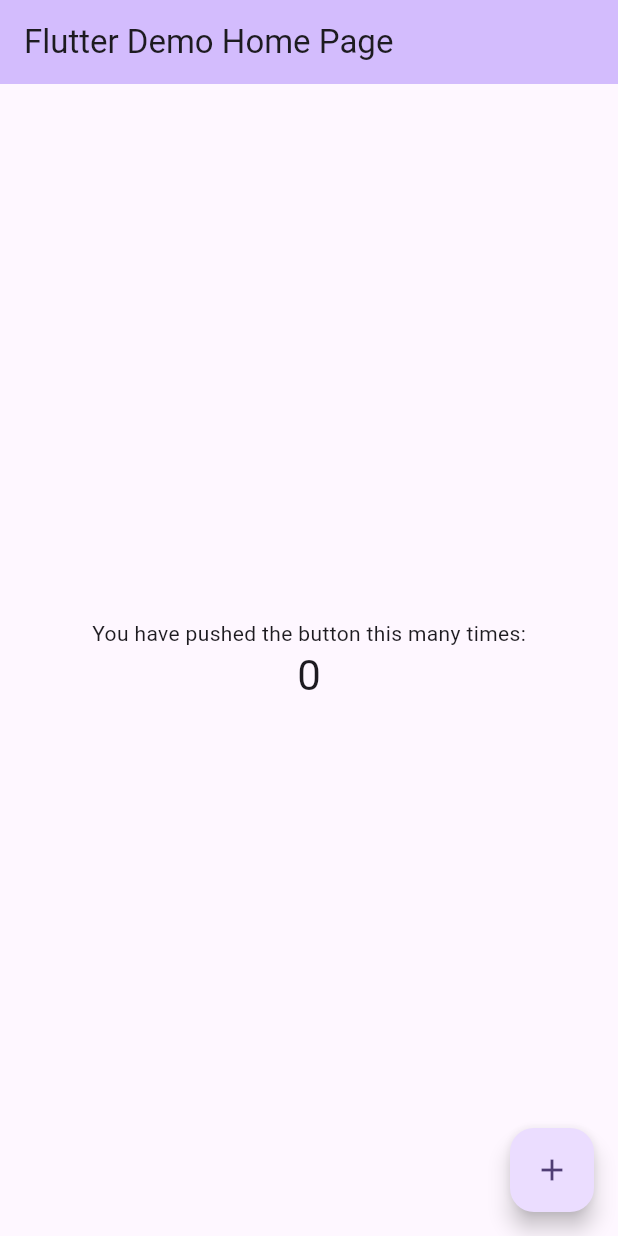
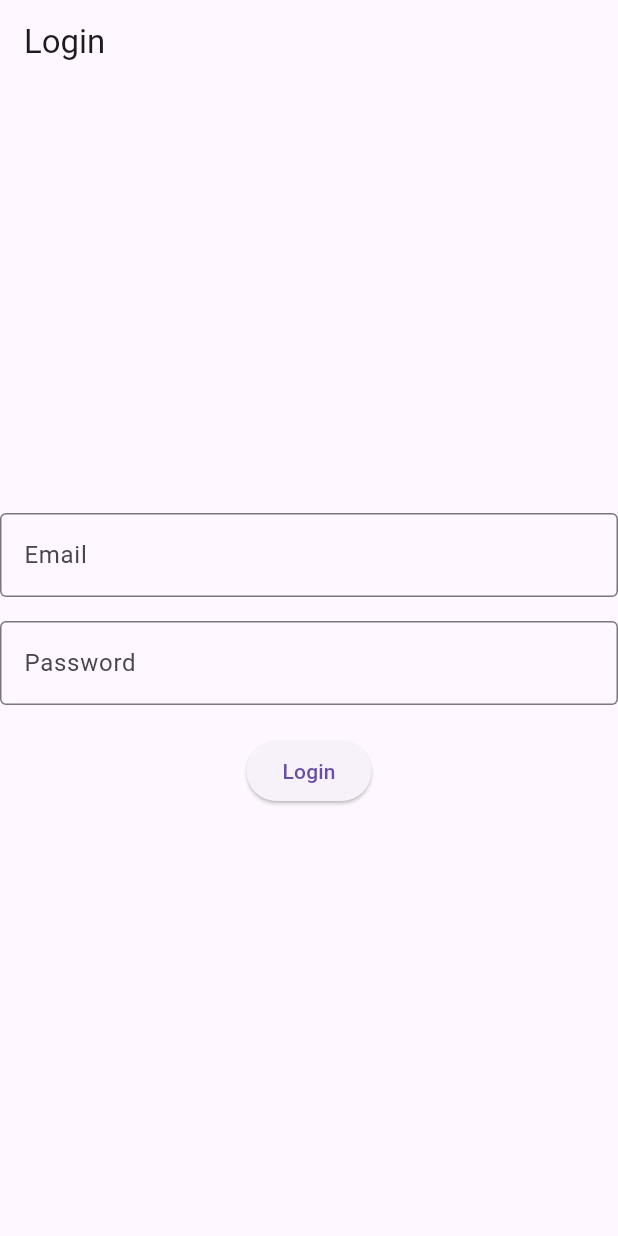
Before and after one commit to benbaruch1/carpool, a Flutter app: the screen it shows after launch, on a phone screen of 412 x 824 dp. Run offline on Flutter 3.47's test engine with Material 3 defaults, Android fonts, the phone set to English and light mode, and no system bars; our stand-ins replace firebase_auth, firebase_core; accounts and stored records are empty; generated files the repository leaves out were written again.

Commit message:
main, simple homepage and loginpage

```diff
--- a/carpool_app/lib/main.dart
+++ b/carpool_app/lib/main.dart
@@ -1,130 +1,29 @@
 import 'package:firebase_core/firebase_core.dart';
 import 'package:firebase_auth/firebase_auth.dart';
 import 'package:flutter/material.dart';
+import 'package:carpool_app/views/login_page.dart';
+import 'package:carpool_app/views/home_page.dart';
 import 'firebase_options.dart';
 
 void main() async {
   WidgetsFlutterBinding.ensureInitialized();
   await Firebase.initializeApp(options: DefaultFirebaseOptions.currentPlatform);
-  runApp(const MyApp());
+  runApp(MyApp());
 }
 
 class MyApp extends StatelessWidget {
-  const MyApp({super.key});
-
-  // This widget is the root of your application.
   @override
   Widget build(BuildContext context) {
     return MaterialApp(
-      title: 'Flutter Demo',
+      title: 'Carpool',
       theme: ThemeData(
-        // This is the theme of your application.
-        //
-        // TRY THIS: Try running your application with "flutter run". You'll see
-        // the application has a purple toolbar. Then, without quitting the app,
-        // try changing the seedColor in the colorScheme below to Colors.green
-        // and then invoke "hot reload" (save your changes or press the "hot
-        // reload" button in a Flutter-supported IDE, or press "r" if you used
-        // the command line to start the app).
-        //
-        // Notice that the counter didn't reset back to zero; the application
-        // state is not lost during the reload. To reset the state, use hot
-        // restart instead.
-        //
-        // This works for code too, not just values: Most code changes can be
-        // tested with just a hot reload.
-        colorScheme: ColorScheme.fromSeed(seedColor: Colors.deepPurple),
-        useMaterial3: true,
+        primarySwatch: Colors.blue,
       ),
-      home: const MyHomePage(title: 'Flutter Demo Home Page'),
+      initialRoute: '/login',
+      routes: {
+        '/home': (context) => HomePage(),
+        '/login': (context) => LoginPage(),
+      },
     );
   }
 }
-
-class MyHomePage extends StatefulWidget {
-  const MyHomePage({super.key, required this.title});
-
-  // This widget is the home page of your application. It is stateful, meaning
-  // that it has a State object (defined below) that contains fields that affect
-  // how it looks.
-
-  // This class is the configuration for the state. It holds the values (in this
-  // case the title) provided by the parent (in this case the App widget) and
-  // used by the build method of the State. Fields in a Widget subclass are
-  // always marked "final".
-
-  final String title;
-
-  @override
-  State<MyHomePage> createState() => _MyHomePageState();
-}
-
-class _MyHomePageState extends State<MyHomePage> {
-  int _counter = 0;
-
-  void _incrementCounter() {
-    setState(() {
-      // This call to setState tells the Flutter framework that something has
-      // changed in this State, which causes it to rerun the build method below
-      // so that the display can reflect the updated values. If we changed
-      // _counter without calling setState(), then the build method would not be
-      // called again, and so nothing would appear to happen.
-      _counter++;
-    });
-  }
-
-  @override
-  Widget build(BuildContext context) {
-    // This method is rerun every time setState is called, for instance as done
-    // by the _incrementCounter method above.
-    //
-    // The Flutter framework has been optimized to make rerunning build methods
-    // fast, so that you can just rebuild anything that needs updating rather
-    // than having to individually change instances of widgets.
-    return Scaffold(
-      appBar: AppBar(
-        // TRY THIS: Try changing the color here to a specific color (to
-        // Colors.amber, perhaps?) and trigger a hot reload to see the AppBar
-        // change color while the other colors stay the same.
-        backgroundColor: Theme.of(context).colorScheme.inversePrimary,
-        // Here we take the value from the MyHomePage object that was created by
-        // the App.build method, and use it to set our appbar title.
-        title: Text(widget.title),
-      ),
-      body: Center(
-        // Center is a layout widget. It takes a single child and positions it
-        // in the middle of the parent.
-        child: Column(
-          // Column is also a layout widget. It takes a list of children and
-          // arranges them vertically. By default, it sizes itself to fit its
-          // children horizontally, and tries to be as tall as its parent.
-          //
-          // Column has various properties to control how it sizes itself and
-          // how it positions its children. Here we use mainAxisAlignment to
-          // center the children vertically; the main axis here is the vertical
-          // axis because Columns are vertical (the cross axis would be
-          // horizontal).
-          //
-          // TRY THIS: Invoke "debug painting" (choose the "Toggle Debug Paint"
-          // action in the IDE, or press "p" in the console), to see the
-          // wireframe for each widget.
-          mainAxisAlignment: MainAxisAlignment.center,
-          children: <Widget>[
-            const Text(
-              'You have pushed the button this many times:',
-            ),
-            Text(
-              '$_counter',
-              style: Theme.of(context).textTheme.headlineMedium,
-            ),
-          ],
-        ),
-      ),
-      floatingActionButton: FloatingActionButton(
-        onPressed: _incrementCounter,
-        tooltip: 'Increment',
-        child: const Icon(Icons.add),
-      ), // This trailing comma makes auto-formatting nicer for build methods.
-    );
-  }
-}
--- /dev/null
+++ b/carpool_app/lib/views/home_page.dart
@@ -0,0 +1,18 @@
+import 'package:flutter/material.dart';
+
+class HomePage extends StatelessWidget {
+  @override
+  Widget build(BuildContext context) {
+    return Scaffold(
+      appBar: AppBar(
+        title: Text('Home Page'),
+      ),
+      body: Center(
+        child: Text(
+          'Home',
+          style: TextStyle(fontSize: 24),
+        ),
+      ),
+    );
+  }
+}
--- /dev/null
+++ b/carpool_app/lib/views/login_page.dart
@@ -0,0 +1,40 @@
+import 'package:carpool_app/views/home_page.dart';
+import 'package:flutter/material.dart';
+
+class LoginPage extends StatelessWidget {
+  @override
+  Widget build(BuildContext context) {
+    return Scaffold(
+      appBar: AppBar(
+        title: Text('Login'),
+      ),
+      body: Center(
+        child: Column(
+          mainAxisAlignment: MainAxisAlignment.center,
+          children: <Widget>[
+            TextFormField(
+                //controller: _emailController,
+                decoration: InputDecoration(
+              labelText: 'Email',
+              border: OutlineInputBorder(),
+            )),
+            SizedBox(height: 16.0),
+            TextFormField(
+                //controller: _passwordController,
+                decoration: InputDecoration(
+              labelText: 'Password',
+              border: OutlineInputBorder(),
+            )),
+            SizedBox(height: 20),
+            ElevatedButton(
+              onPressed: () {
+                Navigator.pushReplacementNamed(context, '/home');
+              },
+              child: Text('Login'),
+            ),
+          ],
+        ),
+      ),
+    );
+  }
+}
```
